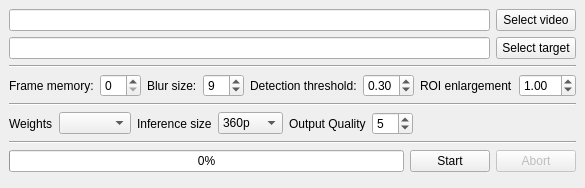
Above: dashcamcleaner/src/mainwindow.ui from tfaehse/DashcamCleaner before the change. Below: the same form after it.
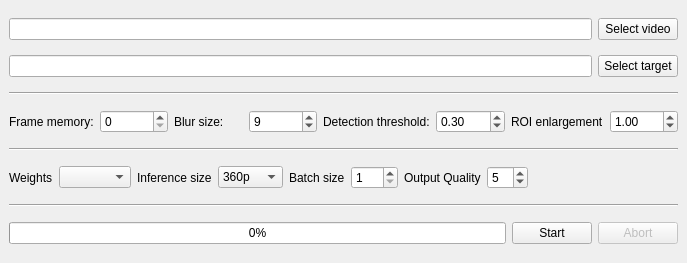
That is the form after the change.

Commit message:
Add inference batch size parameter (#15)
- Running yolov5 on batches may improve performance, especially on highly parallel machines (GPUs)
- Switch to imageio completely, replacing cv2's VideoCapture with an imageio reader
- Reformat code using black, reduce max. line length to 100

Diff of the .ui file:
```diff
--- a/dashcamcleaner/src/mainwindow.ui
+++ b/dashcamcleaner/src/mainwindow.ui
@@ -6,8 +6,8 @@
             <rect>
                 <x>0</x>
                 <y>0</y>
-                <width>534</width>
-                <height>188</height>
+    <width>687</width>
+    <height>263</height>
             </rect>
         </property>
         <property name="windowTitle">
@@ -183,6 +183,23 @@
                                 </item>
                             </widget>
                         </item>
+      <item>
+       <widget class="QLabel" name="label_8">
+        <property name="text">
+         <string>Batch size</string>
+        </property>
+       </widget>
+      </item>
+      <item>
+       <widget class="QSpinBox" name="spin_batch">
+        <property name="minimum">
+         <number>1</number>
+        </property>
+        <property name="maximum">
+         <number>200</number>
+        </property>
+       </widget>
+      </item>
                         <item>
                             <widget class="QLabel" name="label_7">
                                 <property name="text">
```
Lines whose indentation alone changed are shown as unchanged. The commit also changes 6 other files.
